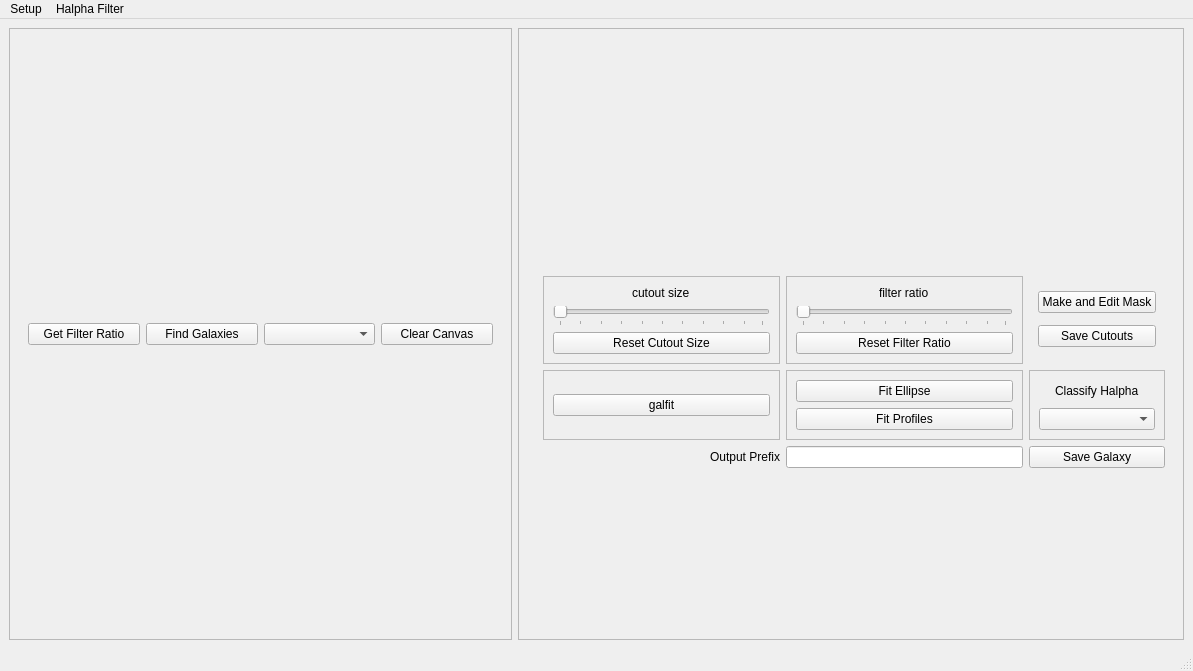
rfinn/halphagui, file testing/halphav3.ui: the form before one commit.
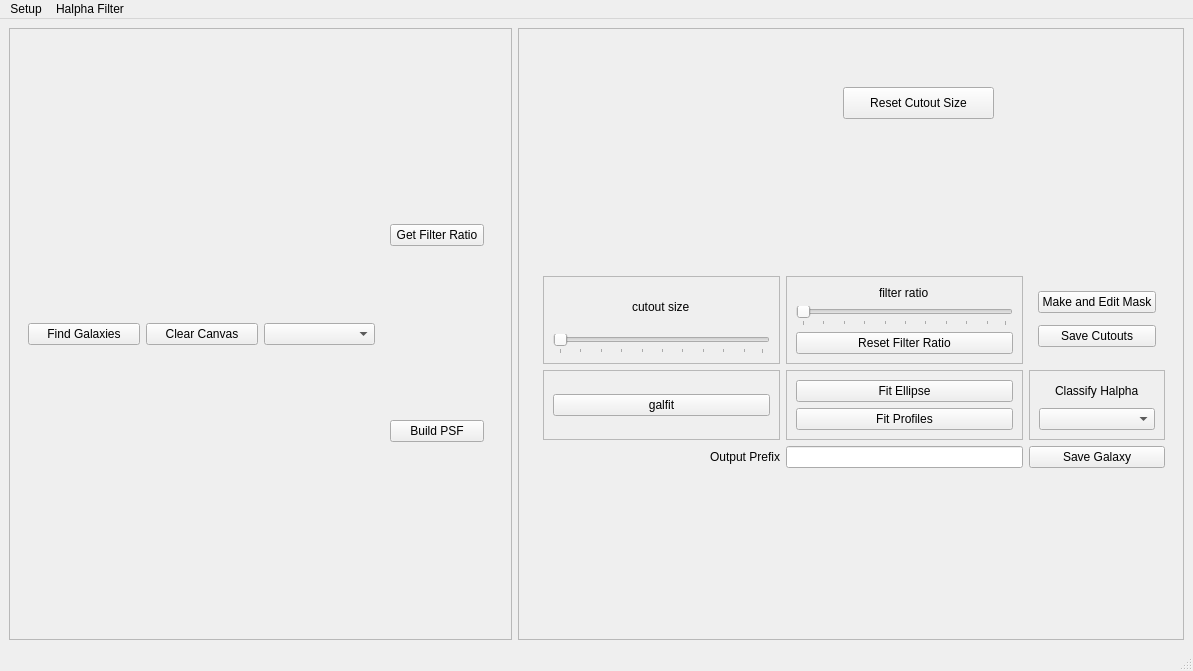
The form after the commit.

```diff
--- a/testing/halphav3.ui
+++ b/testing/halphav3.ui
@@ -29,34 +29,47 @@
       <property name="frameShadow">
        <enum>QFrame::Raised</enum>
       </property>
-      <layout class="QGridLayout" name="leftLayout" columnstretch="0">
+      <layout class="QGridLayout" name="leftLayout">
        <item row="0" column="0">
         <widget class="QWidget" name="button_bar" native="true">
-         <layout class="QGridLayout" name="buttonLayout">
-          <item row="0" column="0">
-           <widget class="QPushButton" name="wfratio">
-            <property name="text">
-             <string>Get Filter Ratio</string>
-            </property>
-           </widget>
-          </item>
-          <item row="0" column="2">
-           <widget class="QComboBox" name="wgalid"/>
-          </item>
-          <item row="0" column="1">
+         <layout class="QHBoxLayout" name="horizontalLayout_2">
+          <item>
            <widget class="QPushButton" name="wmark">
             <property name="text">
              <string>Find Galaxies</string>
             </property>
            </widget>
           </item>
-          <item row="0" column="3">
+          <item>
            <widget class="QPushButton" name="wclear">
             <property name="text">
              <string>Clear Canvas</string>
             </property>
            </widget>
           </item>
+          <item>
+           <widget class="QComboBox" name="wgalid"/>
+          </item>
+          <item>
+           <widget class="QWidget" name="widget_3" native="true">
+            <layout class="QVBoxLayout" name="leftButtonLayout">
+             <item>
+              <widget class="QPushButton" name="wfratio">
+               <property name="text">
+                <string>Get Filter Ratio</string>
+               </property>
+              </widget>
+             </item>
+             <item>
+              <widget class="QPushButton" name="psfButton">
+               <property name="text">
+                <string>Build PSF</string>
+               </property>
+              </widget>
+             </item>
+            </layout>
+           </widget>
+          </item>
          </layout>
         </widget>
        </item>
@@ -99,7 +112,21 @@
          </property>
          <layout class="QGridLayout" name="cutoutsLayout">
           <item row="0" column="0">
-           <widget class="QWidget" name="tempWidget" native="true"/>
+           <widget class="QWidget" name="tempWidget" native="true">
+            <widget class="QPushButton" name="resetSizeButton">
+             <property name="geometry">
+              <rect>
+               <x>300</x>
+               <y>40</y>
+               <width>151</width>
+               <height>32</height>
+              </rect>
+             </property>
+             <property name="text">
+              <string>Reset Cutout Size</string>
+             </property>
+            </widget>
+           </widget>
           </item>
          </layout>
         </widget>
@@ -191,13 +218,6 @@
                </property>
               </widget>
              </item>
-             <item>
-              <widget class="QPushButton" name="resetSizeButton">
-               <property name="text">
-                <string>Reset Cutout Size</string>
-               </property>
-              </widget>
-             </item>
             </layout>
            </widget>
           </item>
```
